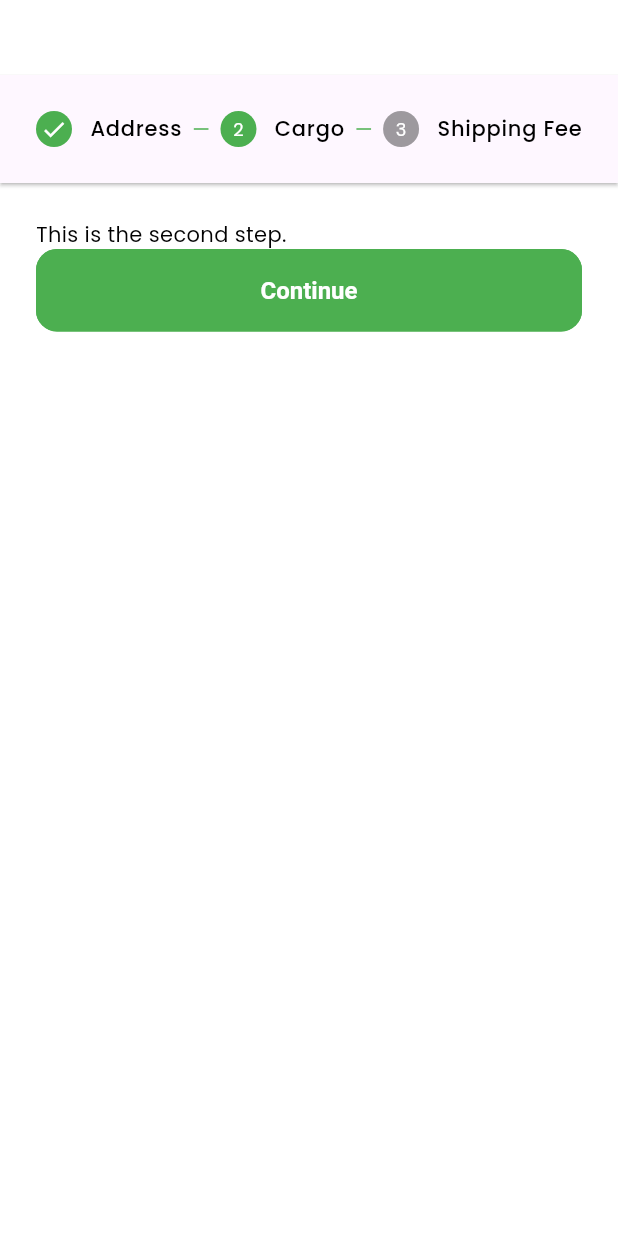
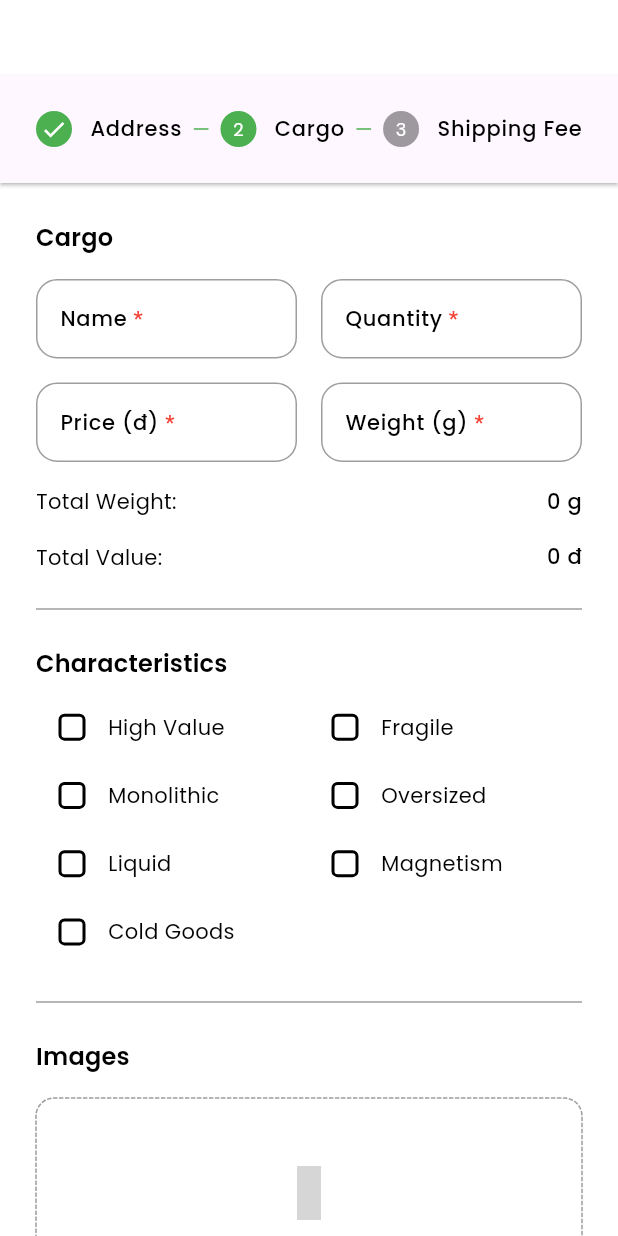
Before and after one commit to truonghoangbaoduy/double_f, a Flutter app: the screen it shows after launch, after a tap on an icon or button, on a phone screen of 412 x 824 dp. Run offline on Flutter 3.47's test engine with Material 3 defaults, Android fonts, the light colour scheme and no system bars; drawn by our look-alikes of dotted_border; our stand-ins replace get, get_storage, iconsax, smooth_page_indicator; grey boxes are pictures that could not be loaded.

Commit message:
Add cargo order screen

```diff
--- a/lib/features/order/screens/order_placement.dart
+++ b/lib/features/order/screens/order_placement.dart
@@ -1,5 +1,7 @@
 import 'package:double_f_last_mile_delivery/features/order/screens/widgets/address_order.dart';
+import 'package:double_f_last_mile_delivery/features/order/screens/widgets/cargo_order.dart';
 import 'package:flutter/material.dart';
+import 'package:iconsax/iconsax.dart';
 
 class OrderPlacementScreen extends StatefulWidget {
   const OrderPlacementScreen({super.key});
@@ -75,13 +77,13 @@ class _OrderPlacementScreenState extends State<OrderPlacementScreen> {
                     currentStep >= 1 ? StepState.complete : StepState.indexed),
             Step(
                 title: const Text('Cargo'),
-                content: const Text('This is the second step.'),
+                content: const CargoOrder(),
                 isActive: currentStep >= 1,
                 state:
                     currentStep >= 2 ? StepState.complete : StepState.indexed),
             Step(
                 title: const Text('Shipping Fee'),
-                content: const Text('This is the third step.'),
+                content: ShippingFeeOrder(),
                 isActive: currentStep >= 2),
           ],
         ),
@@ -89,3 +91,41 @@ class _OrderPlacementScreenState extends State<OrderPlacementScreen> {
     ));
   }
 }
+
+class ShippingFeeOrder extends StatelessWidget {
+  const ShippingFeeOrder({
+    super.key,
+  });
+
+  @override
+  Widget build(BuildContext context) {
+    return Column(
+      crossAxisAlignment: CrossAxisAlignment.start,
+      children: [
+        Row(
+          mainAxisAlignment: MainAxisAlignment.spaceBetween,
+          children: [
+            Text(
+              'Shipping Fee',
+              style: Theme.of(context).textTheme.titleMedium,
+            ),
+            const Row(
+              children: [Text('See all'), Icon(Iconsax.arrow_right_3)],
+            )
+          ],
+        ),
+        Container(
+          child: Row(
+            children: [
+              Icon(Iconsax.truck, size: 20),
+            ],
+          ),
+        ),
+        const SizedBox(height: 16),
+        ListView(
+          children: [],
+        )
+      ],
+    );
+  }
+}
--- a/lib/features/order/screens/widgets/address_order.dart
+++ b/lib/features/order/screens/widgets/address_order.dart
@@ -41,18 +41,18 @@ const List<String> wardList = <String>[
 ];
 
 const List<String> streetList = <String>[
-  'Duong Nguyen Trai',
-  'Duong Nguyen Dinh Chieu',
-  'Duong Nguyen Thi Minh Khai',
-  'Duong Nguyen Van Cu',
-  'Duong Mai Chi Tho',
-  'Duong Le Van Luong',
-  'Duong Tran Hung Dao',
-  'Duong Tran Phu',
-  'Duong Tran Quoc Toan',
-  'Duong Tran Nhan Ton',
-  'Duong Ly Thuong Kiet',
-  'Duong Ly Tu Trong'
+  'Nguyen Trai',
+  'Nguyen Dinh Chieu',
+  'Nguyen Thi Minh Khai',
+  'Nguyen Van Cu',
+  'Mai Chi Tho',
+  'Le Van Luong',
+  'Tran Hung Dao',
+  'Tran Phu',
+  'Tran Quoc Toan',
+  'Tran Nhan Ton',
+  'Ly Thuong Kiet',
+  'Ly Tu Trong'
 ];
 
 List<String> receiveAtList = <String>['specific', 'post_office'];
@@ -133,8 +133,10 @@ class _AddressOrderState extends State<AddressOrder> {
                             style: TextStyle(
                               color: Colors.red,
                             ))
-                        ]))),
+                      ])),
+                    ),
                     value: cityValue,
+                    isExpanded: true,
                     items:
                         cityList.map<DropdownMenuItem<String>>((String value) {
                       return DropdownMenuItem<String>(
@@ -193,6 +195,7 @@ class _AddressOrderState extends State<AddressOrder> {
                               ))
                         ]))),
                     value: wardValue,
+                    isExpanded: true,
                     items:
                         wardList.map<DropdownMenuItem<String>>((String value) {
                       return DropdownMenuItem<String>(
@@ -293,6 +296,7 @@ class _AddressOrderState extends State<AddressOrder> {
                               ))
                         ]))),
                     value: cityValue,
+                    isExpanded: true,
                     items:
                         cityList.map<DropdownMenuItem<String>>((String value) {
                       return DropdownMenuItem<String>(
@@ -320,6 +324,7 @@ class _AddressOrderState extends State<AddressOrder> {
                               ))
                         ]))),
                     value: districtValue,
+                    isExpanded: true,
                     items: districtList
                         .map<DropdownMenuItem<String>>((String value) {
                       return DropdownMenuItem<String>(
@@ -351,6 +356,7 @@ class _AddressOrderState extends State<AddressOrder> {
                               ))
                         ]))),
                     value: wardValue,
+                    isExpanded: true,
                     items:
                         wardList.map<DropdownMenuItem<String>>((String value) {
                       return DropdownMenuItem<String>(
@@ -411,7 +417,7 @@ class _AddressOrderState extends State<AddressOrder> {
                 ),
                 shape: RoundedRectangleBorder(
                     borderRadius: BorderRadius.circular(8),
-                    side: const BorderSide(width: 2, color: Colors.grey)),
+                    side: const BorderSide(width: 1, color: Colors.grey)),
                 selectedColor: Colors.green[100],
                 selected: receiveAt == 'specific',
                 showCheckmark: false,
@@ -427,7 +433,7 @@ class _AddressOrderState extends State<AddressOrder> {
                 avatar: const Icon(Iconsax.building),
                 shape: RoundedRectangleBorder(
                     borderRadius: BorderRadius.circular(8),
-                    side: const BorderSide(width: 2, color: Colors.grey)),
+                    side: const BorderSide(width: 1, color: Colors.grey)),
                 selectedColor: Colors.green[100],
                 selected: receiveAt == 'post_office',
                 showCheckmark: false,
--- /dev/null
+++ b/lib/features/order/screens/widgets/cargo_order.dart
@@ -0,0 +1,269 @@
+import 'package:dotted_border/dotted_border.dart';
+import 'package:flutter/material.dart';
+import 'package:iconsax/iconsax.dart';
+
+class CargoOrder extends StatefulWidget {
+  const CargoOrder({
+    super.key,
+  });
+
+  @override
+  State<CargoOrder> createState() => _CargoOrderState();
+}
+
+class _CargoOrderState extends State<CargoOrder> {
+  bool isHighValue = false;
+  bool isFragile = false;
+  bool isMonolithic = false;
+  bool isOversized = false;
+  bool isLiquid = false;
+  bool isMagnetism = false;
+  bool isColdGoods = false;
+
+  @override
+  Widget build(BuildContext context) {
+    return Form(
+      child: Column(
+        crossAxisAlignment: CrossAxisAlignment.start,
+        children: [
+          Text(
+            'Cargo',
+            style: Theme.of(context).textTheme.titleMedium,
+          ),
+          const SizedBox(height: 16),
+          Row(
+            children: [
+              Expanded(
+                child: TextFormField(
+                  decoration: const InputDecoration(
+                      label: Text.rich(TextSpan(text: 'Name', children: [
+                    TextSpan(
+                        text: ' *',
+                        style: TextStyle(
+                          color: Colors.red,
+                        ))
+                  ]))),
+                ),
+              ),
+              const SizedBox(width: 16),
+              Expanded(
+                child: TextFormField(
+                  decoration: const InputDecoration(
+                      label: Text.rich(TextSpan(text: 'Quantity', children: [
+                    TextSpan(
+                        text: ' *',
+                        style: TextStyle(
+                          color: Colors.red,
+                        ))
+                  ]))),
+                ),
+              ),
+            ],
+          ),
+          const SizedBox(height: 16),
+          Row(
+            children: [
+              Expanded(
+                child: TextFormField(
+                  decoration: const InputDecoration(
+                      label: Text.rich(TextSpan(text: 'Price (đ)', children: [
+                    TextSpan(
+                        text: ' *',
+                        style: TextStyle(
+                          color: Colors.red,
+                        ))
+                  ]))),
+                ),
+              ),
+              const SizedBox(width: 16),
+              Expanded(
+                child: TextFormField(
+                  decoration: const InputDecoration(
+                      label: Text.rich(TextSpan(text: 'Weight (g)', children: [
+                    TextSpan(
+                        text: ' *',
+                        style: TextStyle(
+                          color: Colors.red,
+                        ))
+                  ]))),
+                ),
+              ),
+            ],
+          ),
+          const SizedBox(height: 16),
+          Row(
+            mainAxisAlignment: MainAxisAlignment.spaceBetween,
+            children: [
+              const Text('Total Weight:'),
+              Text('0 g', style: Theme.of(context).textTheme.bodyLarge),
+            ],
+          ),
+          const SizedBox(height: 16),
+          Row(
+            mainAxisAlignment: MainAxisAlignment.spaceBetween,
+            children: [
+              const Text('Total Value:'),
+              Text('0 đ', style: Theme.of(context).textTheme.bodyLarge),
+            ],
+          ),
+          const SizedBox(height: 16),
+          const Divider(
+            color: Colors.grey,
+          ),
+          const SizedBox(
+            height: 16,
+          ),
+          Text(
+            'Characteristics',
+            style: Theme.of(context).textTheme.titleMedium,
+          ),
+          const SizedBox(height: 8),
+          GridView.count(
+            physics: const ClampingScrollPhysics(),
+            crossAxisCount: 2,
+            shrinkWrap: true,
+            childAspectRatio: 4 / 1,
+            padding: const EdgeInsets.all(0),
+            children: [
+              Row(
+                children: [
+                  Checkbox(
+                      value: isHighValue,
+                      onChanged: (bool? value) {
+                        setState(() {
+                          isHighValue = value!;
+                        });
+                      }),
+                  const Text('High Value'),
+                ],
+              ),
+              Row(
+                children: [
+                  Checkbox(
+                      value: isFragile,
+                      onChanged: (bool? value) {
+                        setState(() {
+                          isFragile = value!;
+                        });
+                      }),
+                  const Text('Fragile'),
+                ],
+              ),
+              Row(
+                children: [
+                  Checkbox(
+                      value: isMonolithic,
+                      onChanged: (bool? value) {
+                        setState(() {
+                          isMonolithic = value!;
+                        });
+                      }),
+                  const Text('Monolithic'),
+                ],
+              ),
+              Row(
+                children: [
+                  Checkbox(
+                      value: isOversized,
+                      onChanged: (bool? value) {
+                        setState(() {
+                          isOversized = value!;
+                        });
+                      }),
+                  const Text('Oversized'),
+                ],
+              ),
+              Row(
+                children: [
+                  Checkbox(
+                      value: isLiquid,
+                      onChanged: (bool? value) {
+                        setState(() {
+                          isLiquid = value!;
+                        });
+                      }),
+                  const Text('Liquid'),
+                ],
+              ),
+              Row(
+                children: [
+                  Checkbox(
+                      value: isMagnetism,
+                      onChanged: (bool? value) {
+                        setState(() {
+                          isMagnetism = value!;
+                        });
+                      }),
+                  const Text('Magnetism'),
+                ],
+              ),
+              Row(
+                children: [
+                  Checkbox(
+                      value: isColdGoods,
+                      onChanged: (bool? value) {
+                        setState(() {
+                          isColdGoods = value!;
+                        });
+                      }),
+                  const Text('Cold Goods'),
+                ],
+              ),
+            ],
+          ),
+          const SizedBox(height: 16),
+          const Divider(color: Colors.grey),
+          const SizedBox(height: 16),
+          Text(
+            'Images',
+            style: Theme.of(context).textTheme.titleMedium,
+          ),
+          const SizedBox(
+            height: 16,
+          ),
+          DottedBorder(
+            borderType: BorderType.RRect,
+            radius: const Radius.circular(12),
+            color: Colors.grey,
+            child: const SizedBox(
+              height: 150,
+              width: double.infinity,
+              child: Column(
+                mainAxisAlignment: MainAxisAlignment.center,
+                children: [
+                  Icon(
+                    Iconsax.camera5,
+                    size: 36,
+                    color: Colors.grey,
+                  ),
+                  SizedBox(height: 8),
+                  Text(
+                    'Drag & Drop your images here',
+                    style: TextStyle(color: Colors.grey),
+                  ),
+                ],
+              ),
+            ),
+          ),
+          const SizedBox(height: 16),
+          Row(
+            mainAxisAlignment: MainAxisAlignment.spaceBetween,
+            children: [
+              Text(
+                'Size',
+                style: Theme.of(context).textTheme.titleMedium,
+              ),
+              const Row(
+                children: [
+                  Text('Length x Width x Height'),
+                  Icon(Iconsax.arrow_right_3)
+                ],
+              )
+            ],
+          ),
+          const SizedBox(height: 16)
+        ],
+      ),
+    );
+  }
+}
--- a/pubspec.yaml
+++ b/pubspec.yaml
@@ -13,7 +13,7 @@ dependencies:
 
   # Utility Packages
   smooth_page_indicator: ^1.1.0
-  google_maps_flutter: ^2.0.0
+  dotted_border: ^2.0.0
 
   # Icons
   cupertino_icons: ^1.0.6
```
Also changed, not shown: pubspec.lock. Lines whose indentation alone changed are shown as unchanged.
